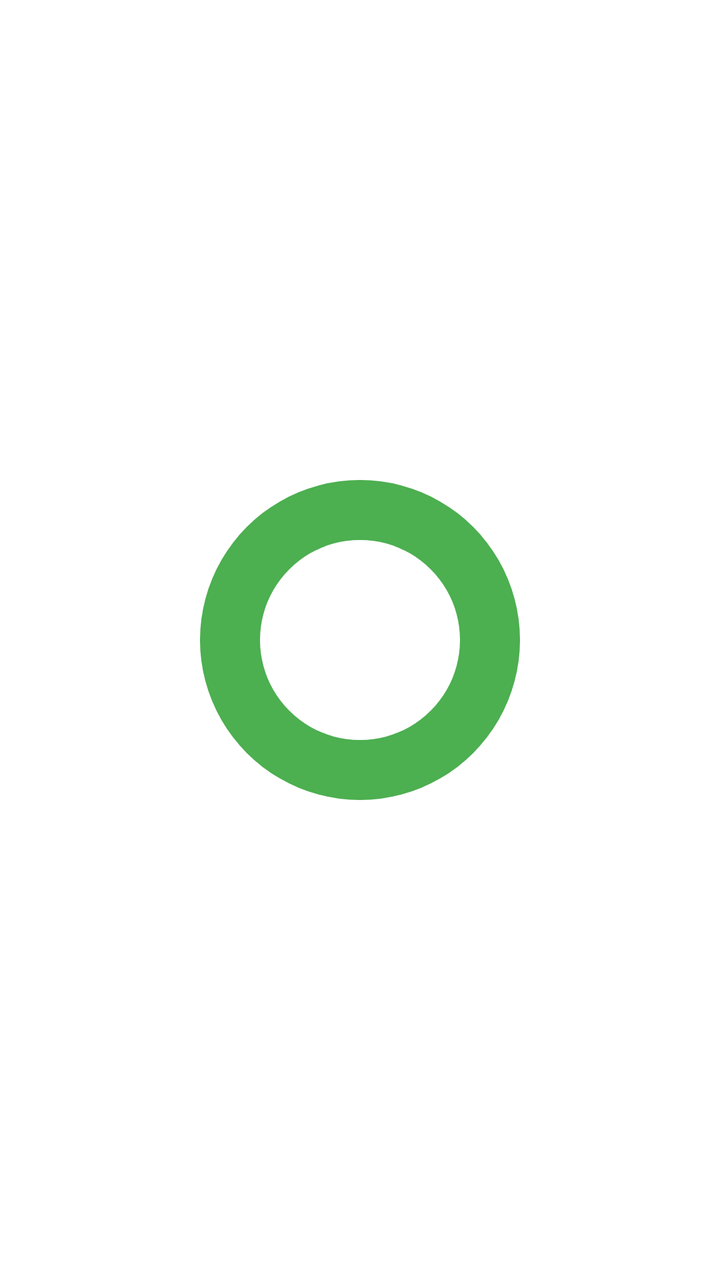
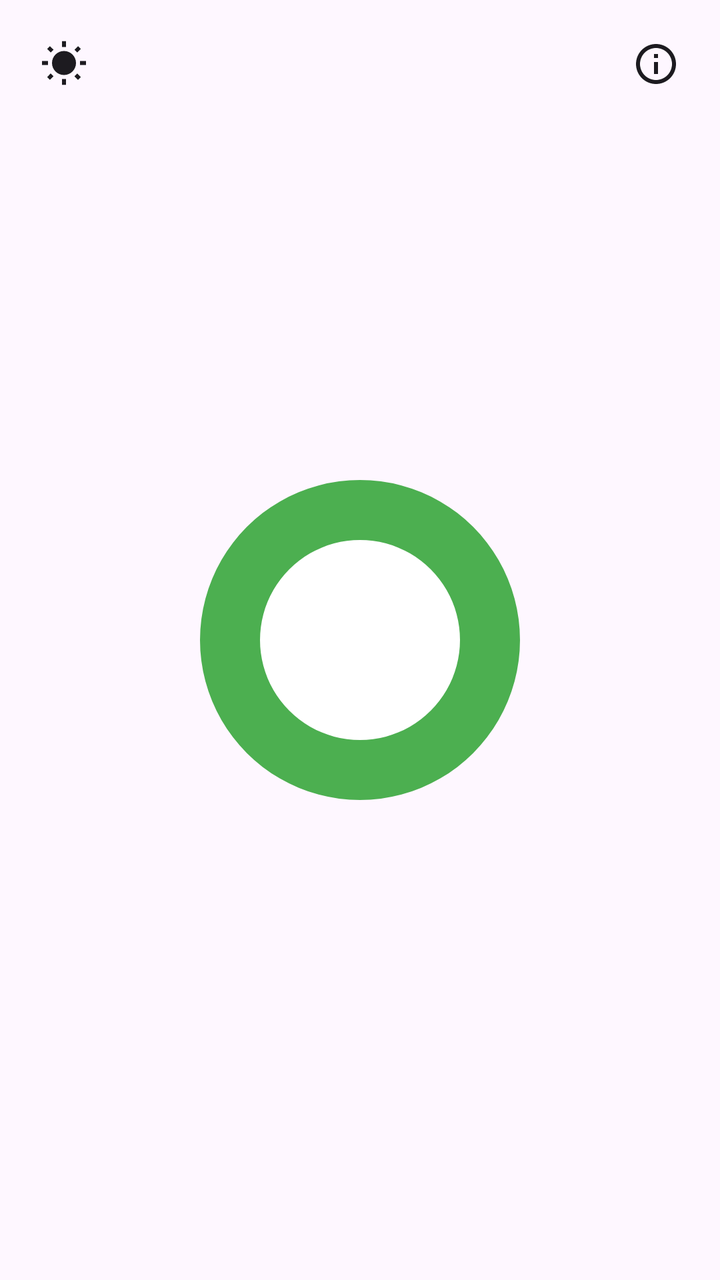

Two renders of the same Android screen: before a commit and after it. Below are the layout's source before the change and the commit's diff.
<!-- AndroidManifest.xml: application theme AppTheme -->
<!-- res/layout/activity_main.xml -->
<?xml version="1.0" encoding="utf-8"?>
<FrameLayout xmlns:android="http://schemas.android.com/apk/res/android"
    android:layout_width="match_parent"
    android:layout_height="match_parent"
    android:background="@android:color/white">

    <ImageView
        android:id="@+id/centerImage"
        android:layout_width="200dp"
        android:layout_height="200dp"
        android:layout_gravity="center"
        android:contentDescription="@string/center_image_desc"
        android:scaleType="fitCenter"
        android:src="@drawable/center_image_default" />

</FrameLayout>
<!-- resources referenced by this layout -->
<resources>
  <!-- drawable center_image_default (drawable) -->
  <?xml version="1.0" encoding="utf-8"?>
  <vector xmlns:android="http://schemas.android.com/apk/res/android"
      android:width="200dp"
      android:height="200dp"
      android:viewportWidth="100"
      android:viewportHeight="100">
  
      <path
          android:fillColor="#4CAF50"
          android:pathData="M50,10a40,40 0 1,0 0.001,0z" />
  
      <path
          android:fillColor="#FFFFFF"
          android:pathData="M50,25a25,25 0 1,0 0.001,0z" />
  </vector>
  <string name="center_image_desc">中间小图片</string>
  <style name="AppTheme" parent="Theme.AppCompat.Light.NoActionBar">
          <item name="android:windowBackground">@android:color/white</item>
          <item name="android:statusBarColor">@android:color/white</item>
          <item name="android:windowLightStatusBar">true</item>
      </style>
</resources>

<!-- the commit's change to res/layout/activity_main.xml (unified diff, before → after) -->
@@ -2,7 +2,7 @@
 <FrameLayout xmlns:android="http://schemas.android.com/apk/res/android"
     android:layout_width="match_parent"
     android:layout_height="match_parent"
-    android:background="@android:color/white">
+    android:background="?android:attr/colorBackground">
 
     <ImageView
         android:id="@+id/centerImage"
@@ -13,4 +13,35 @@
         android:scaleType="fitCenter"
         android:src="@drawable/center_image_default" />
 
+    <LinearLayout
+        android:layout_width="match_parent"
+        android:layout_height="wrap_content"
+        android:layout_gravity="top"
+        android:gravity="center_vertical"
+        android:orientation="horizontal"
+        android:padding="8dp">
+
+        <ImageButton
+            android:id="@+id/btnTheme"
+            android:layout_width="48dp"
+            android:layout_height="48dp"
+            android:background="?attr/selectableItemBackgroundBorderless"
+            android:contentDescription="@string/theme_toggle"
+            android:src="@drawable/ic_wb_sunny" />
+
+        <Space
+            android:layout_width="0dp"
+            android:layout_height="1dp"
+            android:layout_weight="1" />
+
+        <ImageButton
+            android:id="@+id/btnAbout"
+            android:layout_width="48dp"
+            android:layout_height="48dp"
+            android:background="?attr/selectableItemBackgroundBorderless"
+            android:contentDescription="@string/about"
+            android:src="@drawable/ic_info" />
+
+    </LinearLayout>
+
 </FrameLayout>
<!-- resource entries referenced after the edit -->
@@ -16,8 +16,30 @@
           android:fillColor="#FFFFFF"
           android:pathData="M50,25a25,25 0 1,0 0.001,0z" />
   </vector>
+  <!-- drawable ic_info (drawable) -->
+  <vector xmlns:android="http://schemas.android.com/apk/res/android"
+      android:width="24dp"
+      android:height="24dp"
+      android:viewportWidth="24"
+      android:viewportHeight="24">
+      <path
+          android:fillColor="?attr/colorOnSurface"
+          android:pathData="M11,7h2v2h-2zM11,11h2v6h-2zM12,2C6.48,2 2,6.48 2,12s4.48,10 10,10 10,-4.48 10,-10S17.52,2 12,2zM12,20c-4.41,0 -8,-3.59 -8,-8s3.59,-8 8,-8 8,3.59 8,8 -3.59,8 -8,8z"/>
+  </vector>
+  <!-- drawable ic_wb_sunny (drawable) -->
+  <vector xmlns:android="http://schemas.android.com/apk/res/android"
+      android:width="24dp"
+      android:height="24dp"
+      android:viewportWidth="24"
+      android:viewportHeight="24">
+      <path
+          android:fillColor="?attr/colorOnSurface"
+          android:pathData="M6.76,4.84l-1.8,-1.79 -1.41,1.41 1.79,1.79 1.42,-1.41zM4,10.5L1,10.5v2h3v-2zM13,0.55h-2L11,3.5h2L13,0.55zM20.45,4.46l-1.41,-1.41 -1.79,1.79 1.41,1.41 1.79,-1.79zM17.24,18.16l1.79,1.8 1.41,-1.41 -1.8,-1.79 -1.4,1.4zM20,10.5v2h3v-2h-3zM12,5.5c-3.31,0 -6,2.69 -6,6s2.69,6 6,6 6,-2.69 6,-6 -2.69,-6 -6,-6zM11,22.45h2L13,19.5h-2v2.95zM3.55,18.54l1.41,1.41 1.79,-1.8 -1.41,-1.41 -1.79,1.8z"/>
+  </vector>
+  <string name="about">关于</string>
   <string name="center_image_desc">中间小图片</string>
-  <style name="AppTheme" parent="Theme.AppCompat.Light.NoActionBar">
+  <string name="theme_toggle">切换主题</string>
+  <style name="AppTheme" parent="Theme.Material3.Light.NoActionBar">
           <item name="android:windowBackground">@android:color/white</item>
           <item name="android:statusBarColor">@android:color/white</item>
           <item name="android:windowLightStatusBar">true</item>
